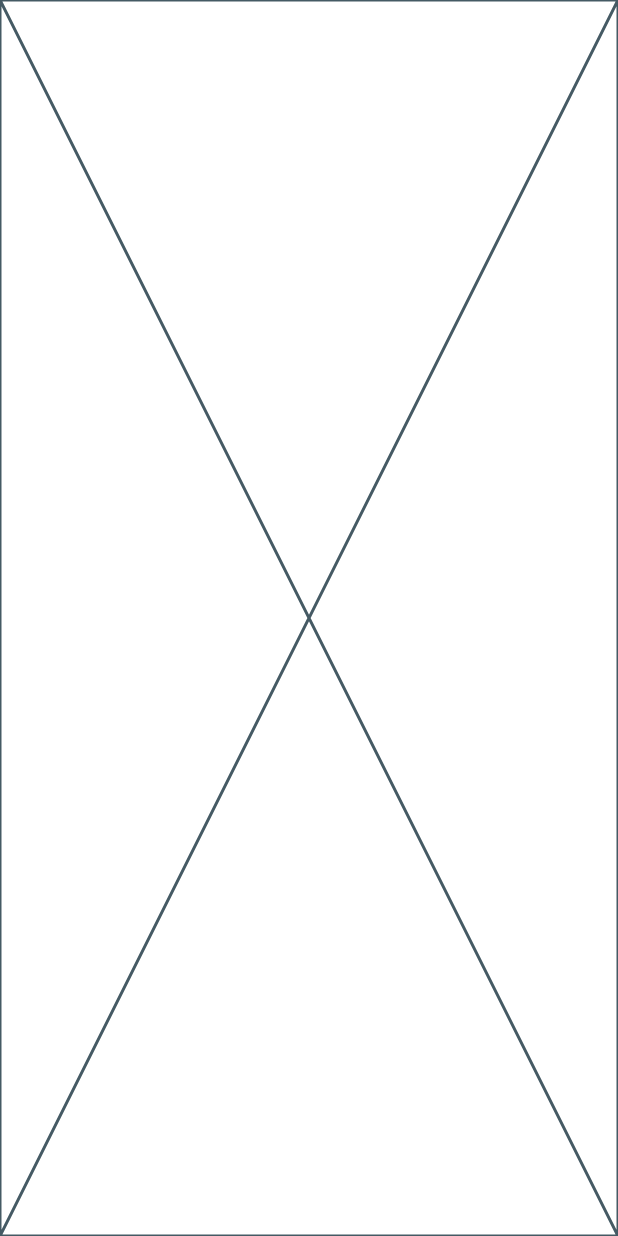
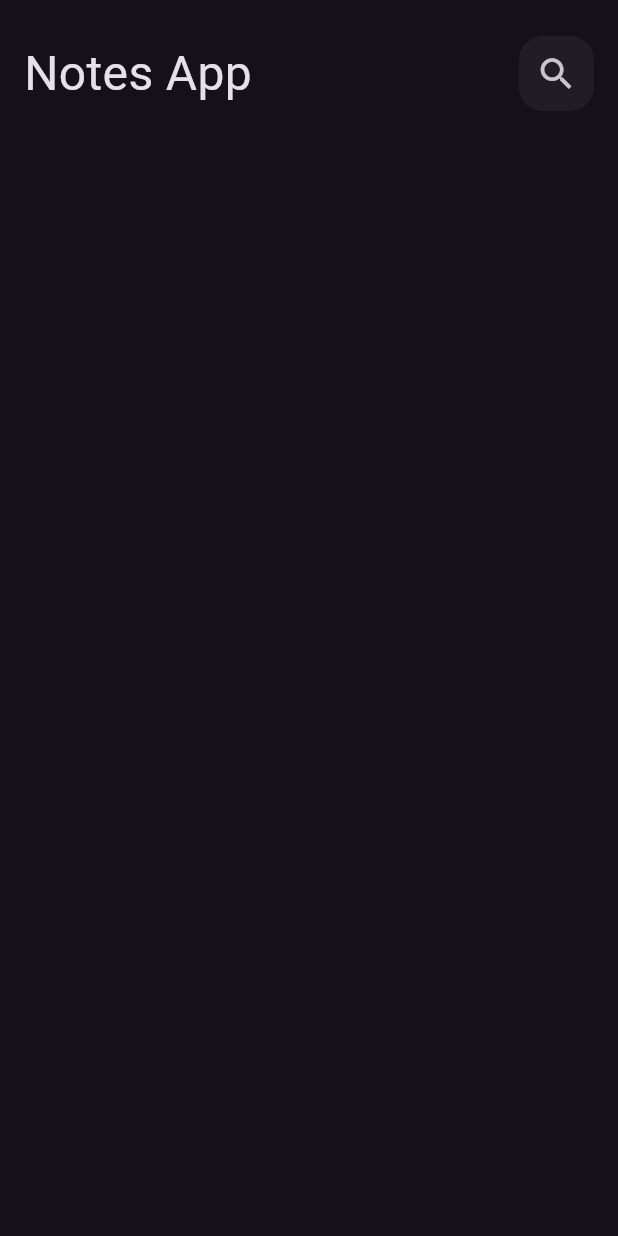
Before and after one commit to ismaeelkayali/noots_app, a Flutter app: the screen it shows after launch, on a phone screen of 412 x 824 dp. Run offline on Flutter 3.47's test engine with Material 3 defaults, Android fonts, the phone set to English and light mode, and no system bars.

Commit message:
add_view and add body and app_bar and add custem

```diff
--- a/lib/main.dart
+++ b/lib/main.dart
@@ -1,4 +1,6 @@
 import 'package:flutter/material.dart';
+
+import 'views/nots_app_view.dart';
 
 void main() {
   runApp(const NotsApp());
@@ -11,6 +13,10 @@ class NotsApp extends StatelessWidget {
 
   @override
   Widget build(BuildContext context) {
-    return const Placeholder();
+    return  MaterialApp(
+      debugShowCheckedModeBanner: false,
+      theme: ThemeData(brightness: Brightness.dark),
+      home: NotsAppView(),
+    );
   }
 }
--- /dev/null
+++ b/lib/views/nots_app_view.dart
@@ -0,0 +1,13 @@
+import 'package:flutter/material.dart';
+import 'package:locahhost/views/widget/nots_app_body.dart';
+
+class NotsAppView extends StatelessWidget {
+  const NotsAppView({super.key});
+
+  @override
+  Widget build(BuildContext context) {
+    return Scaffold(
+      body: NotsAppBody(),
+    );
+  }
+}
--- /dev/null
+++ b/lib/views/widget/coustom_appbar.dart
@@ -0,0 +1,21 @@
+import 'package:flutter/material.dart';
+
+import 'coustom_icon_appbar.dart';
+
+class CoustomAppbar extends StatelessWidget {
+  const CoustomAppbar({super.key});
+
+  @override
+  Widget build(BuildContext context) {
+    return Row(
+      mainAxisAlignment: MainAxisAlignment.spaceBetween,
+      children: [
+        Text("Notes App",
+        style: TextStyle(
+          fontSize: 32,
+        ),),
+          CoustomIconAppbar()
+      ],
+    );
+  }
+}
--- /dev/null
+++ b/lib/views/widget/coustom_icon_appbar.dart
@@ -0,0 +1,20 @@
+import 'package:flutter/material.dart';
+
+class CoustomIconAppbar extends StatelessWidget {
+  const CoustomIconAppbar({super.key});
+
+  @override
+  Widget build(BuildContext context) {
+    return Container(
+      width: 50,
+      height: 50,
+      decoration: BoxDecoration(
+        borderRadius: BorderRadius.circular(16),
+        color: Colors.white.withValues(alpha: 0.05),
+
+      ),
+      child:
+          Center(child: IconButton(onPressed: () {}, icon: Icon(Icons.search,size: 28,))),
+    );
+  }
+}
--- /dev/null
+++ b/lib/views/widget/nots_app_body.dart
@@ -0,0 +1,19 @@
+import 'package:flutter/material.dart';
+
+import 'coustom_appbar.dart';
+
+class NotsAppBody extends StatelessWidget {
+  const NotsAppBody({super.key});
+
+  @override
+  Widget build(BuildContext context) {
+    return Padding(
+      padding: const EdgeInsets.only(top: 24,left: 16,right: 16,bottom: 16),
+      child: Column(
+        children: [
+          CoustomAppbar()
+        ],
+      ),
+    );
+  }
+}
```
Also changed, not shown: 1 other file.
